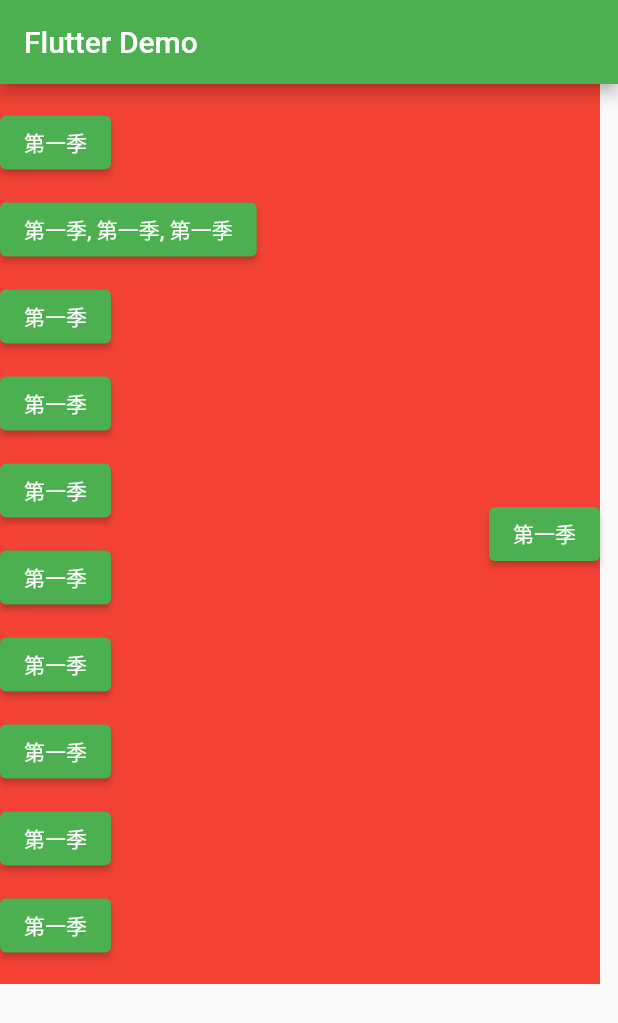
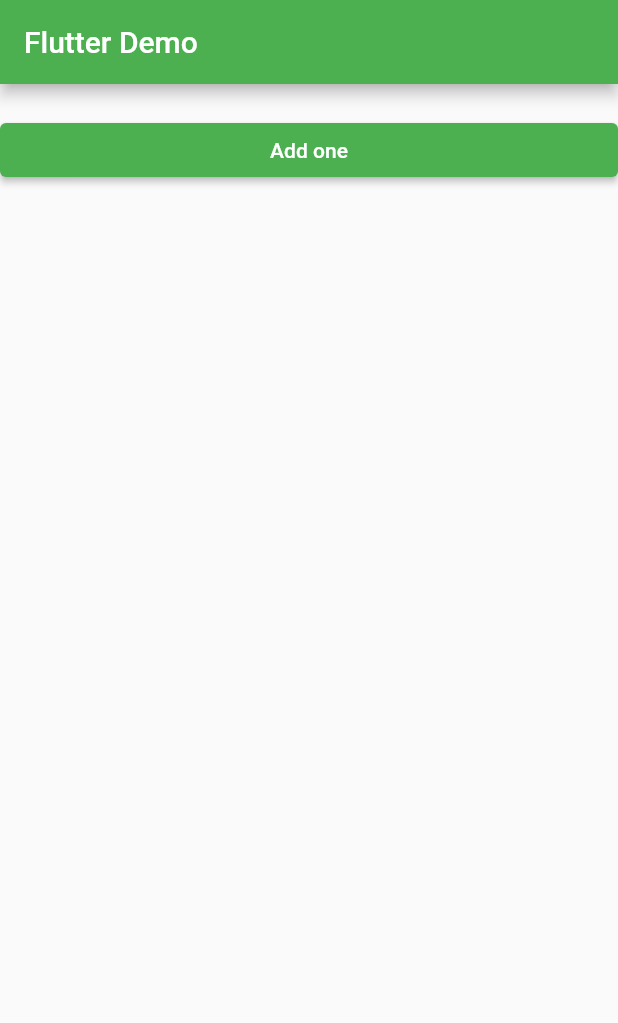
Before and after one commit to SUNZHIYUAN0102/Learning-Flutter, a Flutter app: the screen it shows after launch, on a phone screen of 412 x 824 dp. Shown: the top 1023 px of the screen. Run offline on Flutter 3.47's test engine with Material 2 defaults, Android fonts, the phone set to English and light mode, and no system bars.

```diff
--- a/lib/main.dart
+++ b/lib/main.dart
@@ -16,55 +16,77 @@ class MyApp extends StatelessWidget {
         appBar: AppBar(
           title: Text("Flutter Demo"),
         ),
-        body: LayoutDemo(),
+        body: HomePage(),
       ),
       theme: ThemeData(primarySwatch: Colors.green),
     );
   }
 }
 
-class LayoutDemo extends StatelessWidget {
+// class HomePage extends StatefulWidget {
+//   const HomePage({super.key});
+
+//   @override
+//   State<HomePage> createState() => _HomePageState();
+// }
+
+// class _HomePageState extends State<HomePage> {
+//   int num = 0;
+//   @override
+//   Widget build(BuildContext context) {
+//     return Column(
+//       children: [
+//         Chip(
+//           label: Text("Current Count: $num"),
+//         ),
+//         ElevatedButton(
+//           onPressed: () {
+//             setState(() { //只有有状态组件有
+//               num++;
+//             });
+//           },
+//           child: Text("Click"),
+//         )
+//       ],
+//     );
+//   }
+// }
+
+class HomePage extends StatefulWidget {
+  const HomePage({super.key});
+
+  @override
+  State<HomePage> createState() => _HomePageState();
+}
+
+class _HomePageState extends State<HomePage> {
+  List list = [];
+
   @override
   Widget build(BuildContext context) {
-    return Container(
-      width: 400,
-      height: 600,
-      color: Colors.red,
-      child: Wrap(
-        direction: Axis.vertical,
-        spacing: 10,
-        runSpacing: 10,
-        alignment: WrapAlignment.center,
-        runAlignment: WrapAlignment.spaceBetween,
-        children: [
-          MyButton("第一季"),
-          MyButton("第一季, 第一季, 第一季"),
-          MyButton("第一季"),
-          MyButton("第一季"),
-          MyButton("第一季"),
-          MyButton("第一季"),
-          MyButton("第一季"),
-          MyButton("第一季"),
-          MyButton("第一季"),
-          MyButton("第一季"),
-          MyButton("第一季")
-        ],
-      ),
+    return ListView(
+      children: [
+        Column(
+            children: list.map(
+          (value) {
+            return ListTile(
+              title: Text(value),
+            );
+          },
+        ).toList()),
+        SizedBox(
+          height: 20,
+        ),
+        ElevatedButton(
+          onPressed: () {
+            setState(() {
+              list.add("new str 1");
+              list.add("new str 2");
+            });
+          },
+          child: Text("Add one"),
+        )
+      ],
     );
   }
 }
-
-class MyButton extends StatelessWidget {
-  String text;
-  MyButton(this.text);
-  @override
-  Widget build(BuildContext context) {
-    return ElevatedButton(
-      onPressed: () {},
-      child: Text(
-        text,
-        style: TextStyle(color: Colors.white),
-      ),
-    );
-  }
-}
```
